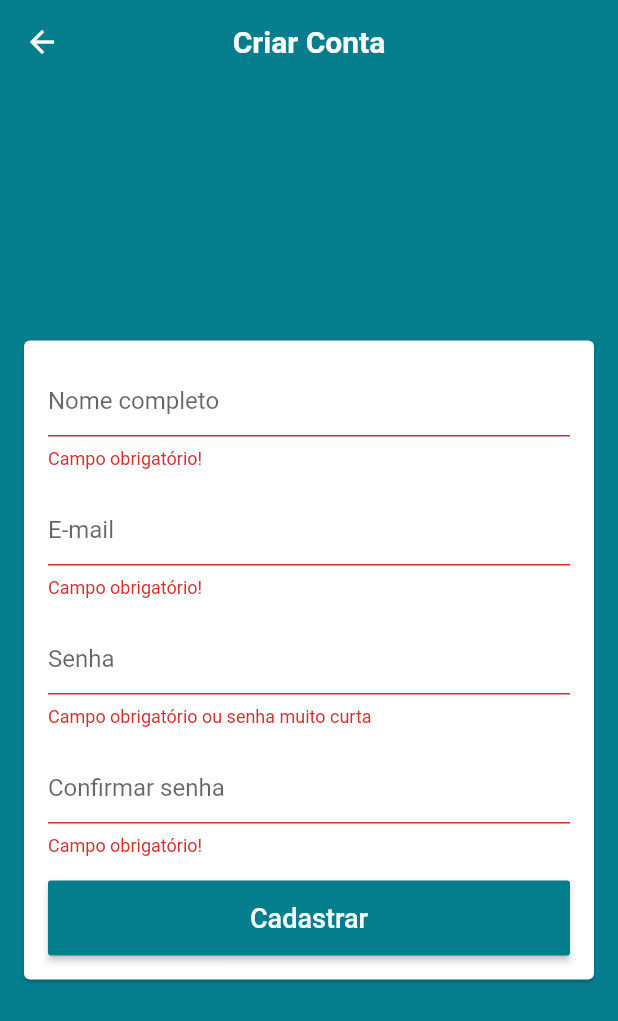
After one commit to ravelinejunior/RavenStores, a Flutter app: the screen it shows after launch, after a tap on "Entrar", after a tap on "Criar conta", after a tap on "Cadastrar", on a phone screen of 412 x 824 dp. The commit adds this screen. Shown: the top 1021 px of the screen. Run offline on Flutter 3.47's test engine with Material 2 defaults, Android fonts, the phone set to English and light mode, and no system bars; our stand-ins replace firebase_auth; accounts and stored records are empty.

Commit message:
Inicialização de tela de cadastro

```diff
--- a/lib/main.dart
+++ b/lib/main.dart
@@ -2,6 +2,7 @@ import 'package:flutter/material.dart';
 import 'package:provider/provider.dart';
 import 'package:ravelinestores/models/user_manager.dart';
 import 'package:ravelinestores/screens/base/base_screen.dart';
+import 'package:ravelinestores/screens/signup/signup_screen.dart';
 
 void main() {
   runApp(MyApp());
@@ -23,7 +24,18 @@ class MyApp extends StatelessWidget {
             scaffoldBackgroundColor: const Color.fromARGB(255, 4, 125, 141),
             appBarTheme: AppBarTheme(elevation: 0.0)),
         debugShowCheckedModeBanner: false,
-        home: BaseScreen(),
+        initialRoute: '/base',
+        //settings recebe as informações da rota
+        onGenerateRoute: (settings) {
+          switch (settings.name) {
+            case '/signup':
+              return MaterialPageRoute(builder: (_) => SignUpScreen());
+
+            case '/base':
+            default:
+              return MaterialPageRoute(builder: (_) => BaseScreen());
+          }
+        },
       ),
     );
   }
--- a/lib/models/page_manager.dart
+++ b/lib/models/page_manager.dart
@@ -3,7 +3,7 @@ import 'package:flutter/material.dart';
 class PageManager {
   PageManager(this._pageController);
 
-  PageController _pageController;
+  final PageController _pageController;
   //metodo para navegar entre as paginas
 
   int pageGo = 0;
--- a/lib/models/user.dart
+++ b/lib/models/user.dart
@@ -4,4 +4,6 @@ class User {
 
   String email;
   String password;
+  String name;
+  String passConf;
 }
--- a/lib/models/user_manager.dart
+++ b/lib/models/user_manager.dart
@@ -6,13 +6,25 @@ import 'package:flutter/services.dart';
 
 class UserManager extends ChangeNotifier {
   final FirebaseAuth auth = FirebaseAuth.instance;
+  FirebaseUser user;
 //tratar exceções
 
-  bool loading = false;
+//pegar usuario logado
+  UserManager() {
+    _loadCurrentUser();
+  }
+
+  bool _loading = false;
+  bool get loading => _loading;
+  //set
+  set loading(bool value) {
+    _loading = value;
+    notifyListeners();
+  }
 
   //metodo para autenticar usuarios
   Future<void> signIn({User user, Function onFail, Function onSucess}) async {
-    setLoading(true);
+    loading = true;
     try {
       final AuthResult result = await auth.signInWithEmailAndPassword(
           email: user.email, password: user.password);
@@ -20,6 +32,7 @@ class UserManager extends ChangeNotifier {
       await Future.delayed(Duration(seconds: 4));
 
       //apos receber o resultado da operação, verificar os resultados
+      this.user = result.user;
 
       onSucess();
     } on PlatformException catch (e) {
@@ -27,12 +40,18 @@ class UserManager extends ChangeNotifier {
       onFail(getErrorString(e.code));
     }
 
-    setLoading(false);
+    //metodo para verificar se ha algo carregando
+    loading = false;
   }
 
-  //metodo para verificar se ha algo carregando
-  void setLoading(bool value) {
-    loading = value;
+  Future<void> _loadCurrentUser() async {
+    //retorna usuario logado
+    final FirebaseUser currentUser = await auth.currentUser();
+    //caso user seja != null, salvar usuario dentro do user manager
+    if (currentUser != null) {
+      user = currentUser;
+      print(user.uid);
+    }
     notifyListeners();
   }
 }
--- a/lib/screens/login/login_screen.dart
+++ b/lib/screens/login/login_screen.dart
@@ -4,14 +4,21 @@ import 'package:ravelinestores/helpers/validators.dart';
 import 'package:ravelinestores/models/user.dart';
 import 'package:ravelinestores/models/user_manager.dart';
 
-class LoginScreen extends StatelessWidget {
+class LoginScreen extends StatefulWidget {
   //controllers
+  @override
+  _LoginScreenState createState() => _LoginScreenState();
+}
+
+class _LoginScreenState extends State<LoginScreen> {
   TextEditingController emailController = TextEditingController();
+
   TextEditingController senhaController = TextEditingController();
 
-  //keys para formulario
   final GlobalKey<FormState> formKey = GlobalKey<FormState>();
+
   final GlobalKey<ScaffoldState> _scaffoldKey = GlobalKey<ScaffoldState>();
+
   @override
   Widget build(BuildContext context) {
     return Scaffold(
@@ -19,6 +26,19 @@ class LoginScreen extends StatelessWidget {
       appBar: AppBar(
         title: const Text('Entrar'),
         centerTitle: true,
+        //CADASTRAR WIDGET
+        actions: <Widget>[
+          FlatButton(
+            onPressed: () {
+              //vincular signup com o signup screen no main
+              Navigator.of(context).pushReplacementNamed('/signup');
+            },
+            child: Text(
+              "Criar conta",
+              style: TextStyle(color: Colors.white, fontSize: 16.0),
+            ),
+          )
+        ],
       ),
       body: Center(
         //COLUMN COLOCADO PARA DEPOIS ADIÇÃO DE IMAGEM DE LOGO ACIMA DO CARD
--- /dev/null
+++ b/lib/screens/signup/signup_screen.dart
@@ -0,0 +1,142 @@
+import 'package:flutter/material.dart';
+import 'package:ravelinestores/helpers/validators.dart';
+import 'package:ravelinestores/models/user.dart';
+
+class SignUpScreen extends StatelessWidget {
+  //para acionar os validators, criar uma key
+  GlobalKey<FormState> formKey = GlobalKey<FormState>();
+  //chave snack bar
+  GlobalKey<ScaffoldState> _scaffoldKey = GlobalKey<ScaffoldState>();
+  //controllers
+  final TextEditingController nameController = TextEditingController();
+  final TextEditingController emailController = TextEditingController();
+  final TextEditingController senhaController = TextEditingController();
+  final TextEditingController senhaConfirmController = TextEditingController();
+
+  final User user = User();
+  @override
+  Widget build(BuildContext context) {
+    return Scaffold(
+      key: _scaffoldKey,
+      appBar: AppBar(
+        title: const Text("Criar Conta",
+            style: TextStyle(color: Colors.white, fontWeight: FontWeight.bold)),
+        centerTitle: true,
+      ),
+      body: Center(
+        child: Card(
+          margin: const EdgeInsets.symmetric(horizontal: 16.0),
+          child: Form(
+            key: formKey,
+            child: ListView(
+              shrinkWrap: true,
+              padding: const EdgeInsets.all(16.0),
+              children: <Widget>[
+                // NOME WIDGET
+                TextFormField(
+                  controller: nameController,
+                  decoration: const InputDecoration(hintText: "Nome completo"),
+                  validator: (text) {
+                    if (text.isEmpty)
+                      return "Campo obrigatório!";
+                    else if (text.trim().split(' ').length <= 1) {
+                      return 'Preencha com seu nome completo';
+                    }
+                    return null;
+                  },
+                  onSaved: (name) => user.name = name,
+                ),
+                const SizedBox(height: 16.0),
+
+                //EMAIL WIDGET
+                TextFormField(
+                  controller: emailController,
+                  decoration: const InputDecoration(hintText: "E-mail"),
+                  validator: (text) {
+                    if (text.isEmpty)
+                      return "Campo obrigatório!";
+                    else if (!emailValid(text))
+                      return 'Email inválido';
+                    else
+                      return null;
+                  },
+                  keyboardType: TextInputType.emailAddress,
+                  onSaved: (email) => user.email = email,
+                ),
+                const SizedBox(height: 16.0),
+
+                //SENHA WIDGET
+                TextFormField(
+                  controller: senhaController,
+                  decoration: const InputDecoration(hintText: "Senha"),
+                  validator: (text) {
+                    if (text.isEmpty || text.length < 6)
+                      return "Campo obrigatório ou senha muito curta";
+                    else
+                      return null;
+                  },
+                  obscureText: true,
+                  onSaved: (pass) => user.password = pass,
+                ),
+                const SizedBox(height: 16.0),
+                //CONFIRMA SENHA WIDGET
+                TextFormField(
+                  controller: senhaConfirmController,
+                  decoration:
+                      const InputDecoration(hintText: "Confirmar senha"),
+                  validator: (text) {
+                    if (text.isEmpty || text.length < 6)
+                      return "Campo obrigatório!";
+                    else if (text != senhaController.text)
+                      return 'Senhas não compatíveis!';
+                    else
+                      return null;
+                  },
+                  onSaved: (passConf) => user.passConf = passConf,
+                  obscureText: true,
+                ),
+                const SizedBox(height: 16.0),
+                //BOTAO CADASTRAR WIDGET
+                SizedBox(
+                  height: 50.0,
+                  child: RaisedButton(
+                    splashColor: Colors.blue,
+                    color: Theme.of(context).primaryColor,
+                    textColor: Colors.white,
+                    child: const Text(
+                      "Cadastrar",
+                      style: TextStyle(fontSize: 18.0),
+                    ),
+                    disabledColor:
+                        Theme.of(context).primaryColor.withAlpha(100),
+                    onPressed: () {
+                      if (formKey.currentState.validate()) {
+                        //salvar dados
+                        formKey.currentState.save();
+                        if (user.password != user.passConf) {
+                          _scaffoldKey.currentState.showSnackBar(SnackBar(
+                            content: Text(
+                              "Senhas não conferem, favor digitar senhas iguais!",
+                              style: TextStyle(
+                                  color: Colors.white,
+                                  fontWeight: FontWeight.bold),
+                            ),
+                            backgroundColor: Colors.redAccent,
+                            duration: Duration(seconds: 3),
+                          ));
+                          return;
+                        }
+                        //enviar objeto para user manager
+
+                      }
+                    },
+                  ),
+                ),
+              ],
+            ),
+          ),
+        ),
+      ),
+    );
+  }
+}
```
